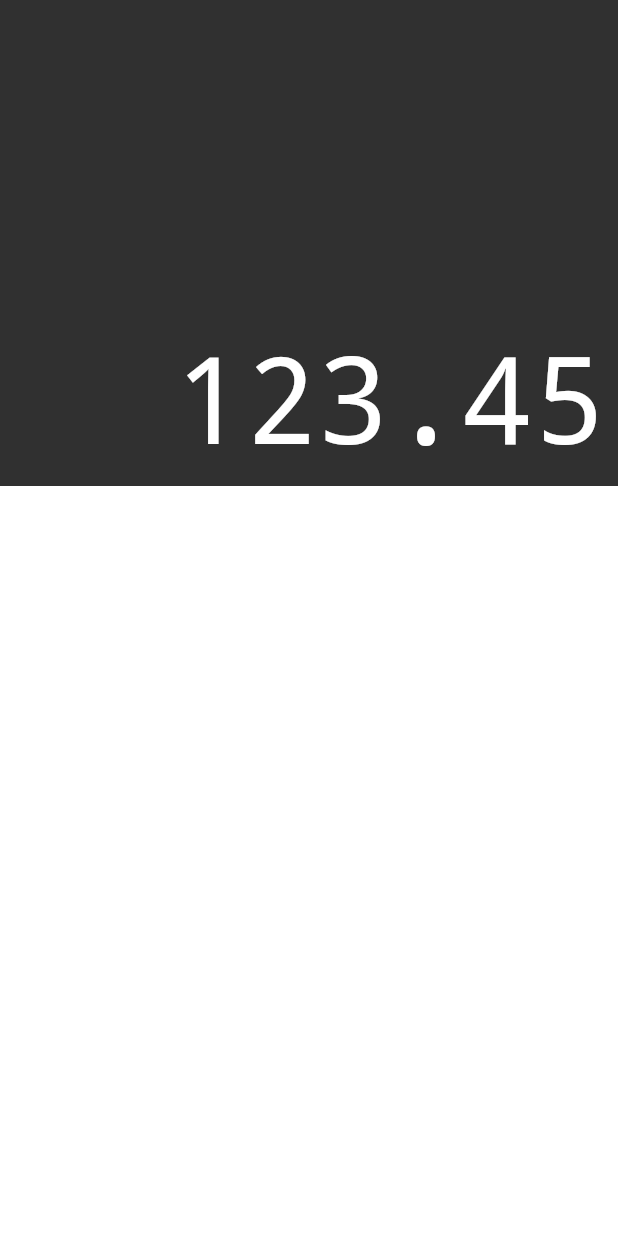
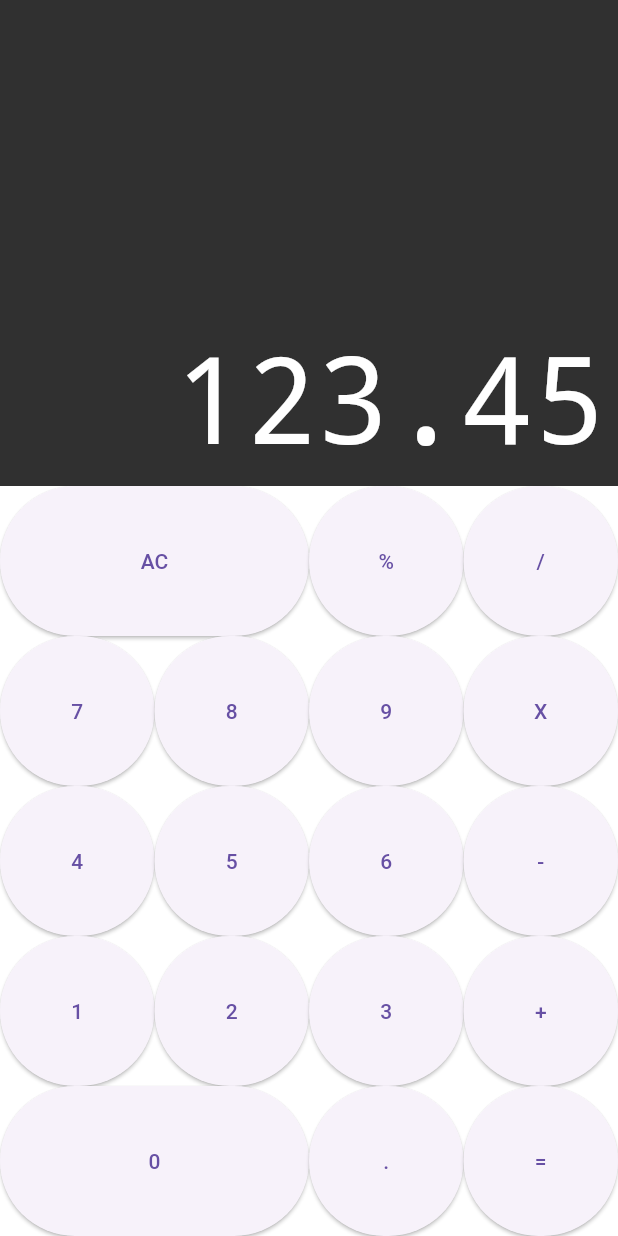
Before and after one commit to Eduardo-Alves-de-Sousa/Calculadora_dart, a Flutter app: the screen it shows after launch, on a phone screen of 412 x 824 dp. Run offline on Flutter 3.47's test engine with Material 3 defaults, Android fonts, the phone set to English and light mode, and no system bars; drawn by our look-alikes of auto_size_text.

Commit message:
criação: dos arquivos button e button_row com a pasta models, todos os buttons da calculadora foram inseridos.

```diff
--- /dev/null
+++ b/lib/components/button.dart
@@ -0,0 +1,19 @@
+import 'package:flutter/material.dart';
+
+class Button extends StatelessWidget {
+  const Button({super.key, required this.text, this.big = false});
+
+  final String text;
+  final bool big;
+
+  @override
+  Widget build(BuildContext context) {
+    return Expanded(
+      flex: big ? 2 : 1,
+      child: ElevatedButton(
+        child: Text(text),
+        onPressed: (){},
+      ),
+    );
+  }
+}
--- /dev/null
+++ b/lib/components/button_row.dart
@@ -0,0 +1,20 @@
+import 'package:flutter/material.dart';
+import 'button.dart';
+
+class ButtonRow extends StatelessWidget {
+  const ButtonRow(this.buttons, {super.key});
+
+  final List<Button> buttons;
+
+
+  @override
+  Widget build(BuildContext context) {
+    return Expanded(
+      flex: 1,
+      child: Row(
+        crossAxisAlignment: CrossAxisAlignment.stretch,
+        children: buttons,
+      ),
+    );
+  }
+}
--- a/lib/components/keyboard.dart
+++ b/lib/components/keyboard.dart
@@ -1,12 +1,46 @@
 import 'package:flutter/material.dart';
+import 'button_row.dart';
+import 'button.dart';
 
 class Keyboard extends StatelessWidget {
   const Keyboard({super.key});
 
   @override
   Widget build(BuildContext context) {
-    return Container(
+    return const SizedBox(
       height: 500,
+      child: Column(
+        children: <Widget>[
+          ButtonRow([
+            Button(text: 'AC', big: true),
+            Button(text: '%'),
+            Button(text: '/'),
+          ]),
+          ButtonRow([
+            Button(text: '7'),
+            Button(text: '8'),
+            Button(text: '9'),
+            Button(text: 'X'),
+          ]),
+          ButtonRow([
+            Button(text: '4'),
+            Button(text: '5'),
+            Button(text: '6'),
+            Button(text: '-'),
+          ]),
+          ButtonRow([
+            Button(text: '1'),
+            Button(text: '2'),
+            Button(text: '3'),
+            Button(text: '+'),
+          ]),
+          ButtonRow([
+            Button(text: '0', big: true),
+            Button(text: '.'),
+            Button(text: '='),
+          ]),
+        ],
+      ),
     );
   }
 }
--- /dev/null
+++ b/lib/models/memory.dart
@@ -0,0 +1,3 @@
+class Memory {
+
+}
```
Also changed, not shown: 1 other file.
